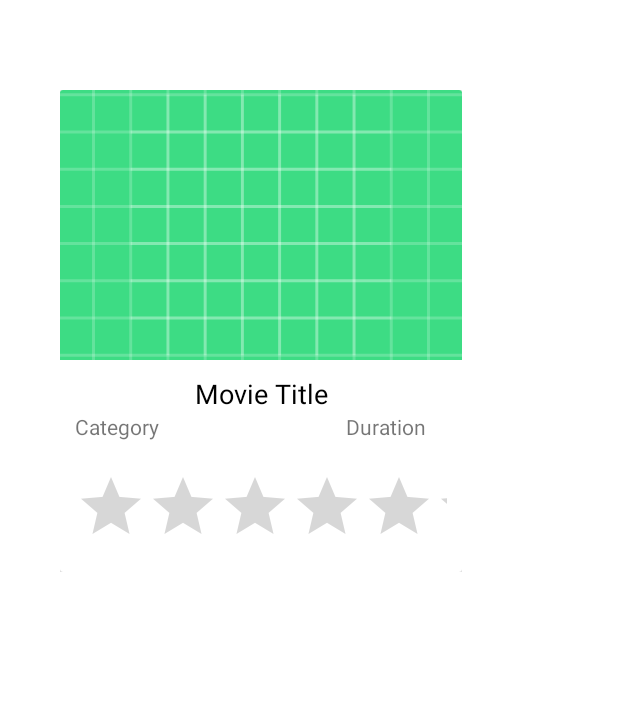
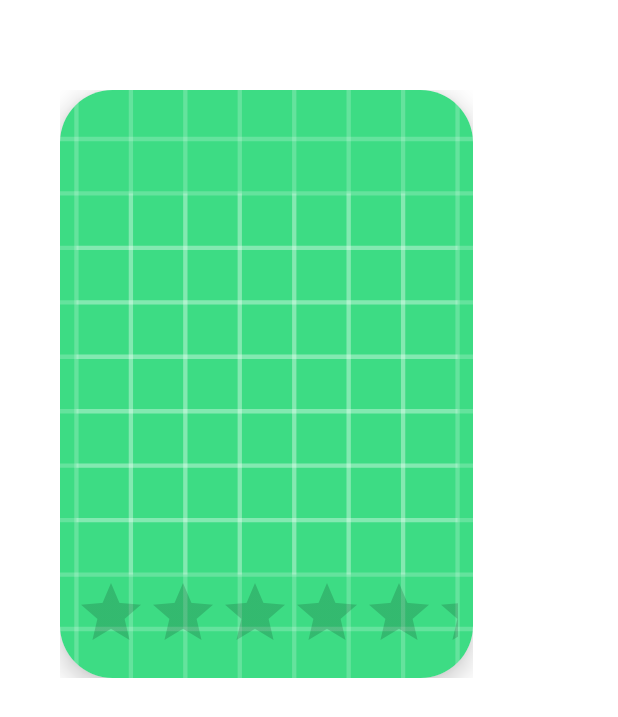
Before and after one commit to Milovan99/Movie_app, an Android app: the layout movie_list_item.xml on its own in the app's theme, with its tools: preview values and no code run, on a phone screen of 412 x 824 dp. Shown: the top 717 px of the screen. Run offline under Robolectric (Android 15) with nearby library versions, the phone set to English and light mode, and no system bars.

Commit message:
Getting popular movies

```diff
--- a/app/src/main/java/com/milovanjakovljevic/movieapp/repositories/MovieRepository.java
+++ b/app/src/main/java/com/milovanjakovljevic/movieapp/repositories/MovieRepository.java
@@ -32,6 +32,7 @@ public class MovieRepository {
     }
 
     public LiveData<List<MovieModel>> getMovies(){return movieApiClient.getMovies();}
+    public LiveData<List<MovieModel>> getPop(){return movieApiClient.getMoviesPop();}
 
     //2-calling method in repository
     public void searchMovieApi(String query,int pageNumber){
@@ -41,6 +42,11 @@ public class MovieRepository {
         movieApiClient.searchMoviesApi(query,pageNumber);
     }
 
+    public void searchMoviePop(int pageNumber){
+        mPageNumber=pageNumber;
+        movieApiClient.searchMoviesPop(pageNumber);
+    }
+
     public void searchNextPage(){
         searchMovieApi(mQuery,mPageNumber+1);
     }
--- a/app/src/main/java/com/milovanjakovljevic/movieapp/utils/MovieApi.java
+++ b/app/src/main/java/com/milovanjakovljevic/movieapp/utils/MovieApi.java
@@ -24,5 +24,10 @@ public interface MovieApi {
             @Query("api_key") String api_key
     );
 
+    @GET("/3/movie/popular")
+    Call<MovieSearchResponse> getPopular(
+            @Query("api_key") String key,
+            @Query("page") int page
+    );
 
 }
--- a/app/src/main/res/layout/movie_list_item.xml
+++ b/app/src/main/res/layout/movie_list_item.xml
@@ -10,72 +10,35 @@
     xmlns:app="http://schemas.android.com/apk/res-auto">
 
     <androidx.cardview.widget.CardView
-        android:layout_width="268dp"
-        android:layout_height="wrap_content"
-
         android:id="@+id/card_view"
-        app:cardElevation="10dp">
-
+        android:layout_width="275dp"
+        android:layout_height="392dp"
+        app:cardElevation="10dp"
+        app:layout_constraintBottom_toBottomOf="parent"
+        app:layout_constraintEnd_toEndOf="parent"
+        app:layout_contsraintStart_toStartOf="parent"
+        app:layout_contsraintTop_toTopOf="parent"
+        app:cardCornerRadius="35dp"
+        >
+        <ImageView
+            android:id="@+id/movie_img"
+            android:layout_width="match_parent"
+            android:layout_height="match_parent"
+            android:scaleType="centerCrop"
+            android:src="@drawable/ic_launcher_background"/>
         <LinearLayout
             android:layout_width="match_parent"
             android:layout_height="wrap_content"
+            android:layout_gravity="bottom"
             android:orientation="vertical">
-
-            <ImageView
-                android:layout_width="match_parent"
-                android:layout_height="180dp"
-                android:scaleType="centerCrop"
-                android:id="@+id/movie_img"
-                android:src="@drawable/ic_launcher_background" />
-
-            <LinearLayout
-                android:layout_width="match_parent"
-                android:layout_height="wrap_content"
-                android:orientation="vertical"
-                android:padding="10dp">
-
-                <TextView
-                    android:layout_width="match_parent"
-                    android:layout_height="wrap_content"
-                    android:textSize="18sp"
-                    android:gravity="center"
-                    android:text="Movie Title"
-                    android:textColor="#000000"
-                    android:id="@+id/movie_title"/>
-
-                <LinearLayout
-                    android:layout_width="match_parent"
-                    android:layout_height="wrap_content"
-                    android:orientation="horizontal"
-                    android:weightSum="100">
-
-                    <TextView
-                        android:layout_width="wrap_content"
-                        android:layout_height="wrap_content"
-                        android:layout_weight="90"
-                        android:textSize="14sp"
-                        android:text="Category"
-                        android:id="@+id/movie_category"
-                        android:gravity="start"/>
-
-                    <TextView
-                        android:layout_width="wrap_content"
-                        android:layout_height="wrap_content"
-                        android:layout_weight="10"
-                        android:textSize="14sp"
-                        android:text="Duration"
-                        android:id="@+id/movie_duration"
-                        android:layout_gravity="center"/>
-                </LinearLayout>
-            </LinearLayout>
-
             <RatingBar
                 android:id="@+id/rating_bar"
                 android:layout_width="match_parent"
                 android:layout_height="wrap_content"
                 android:layout_margin="10dp"
                 android:numStars="5"
-                tools:ignore="SpeakableTextPresentCheck" />
+                />
+
 
         </LinearLayout>
 
```
Also changed, not shown: app/src/main/java/com/milovanjakovljevic/movieapp/MovieListActivity.java (+40 -1 lines), app/src/main/java/com/milovanjakovljevic/movieapp/request/MovieApiClient.java (+103 -1 lines), app/src/main/java/com/milovanjakovljevic/movieapp/viewmodels/MovieListViewModel.java (+9 -0 lines).
